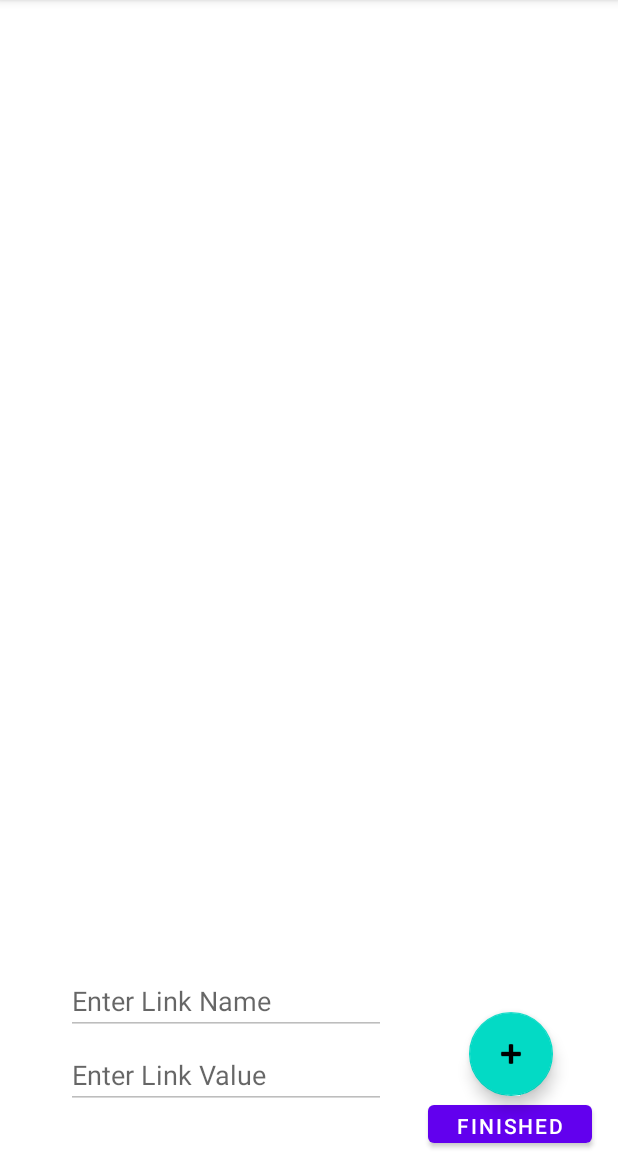
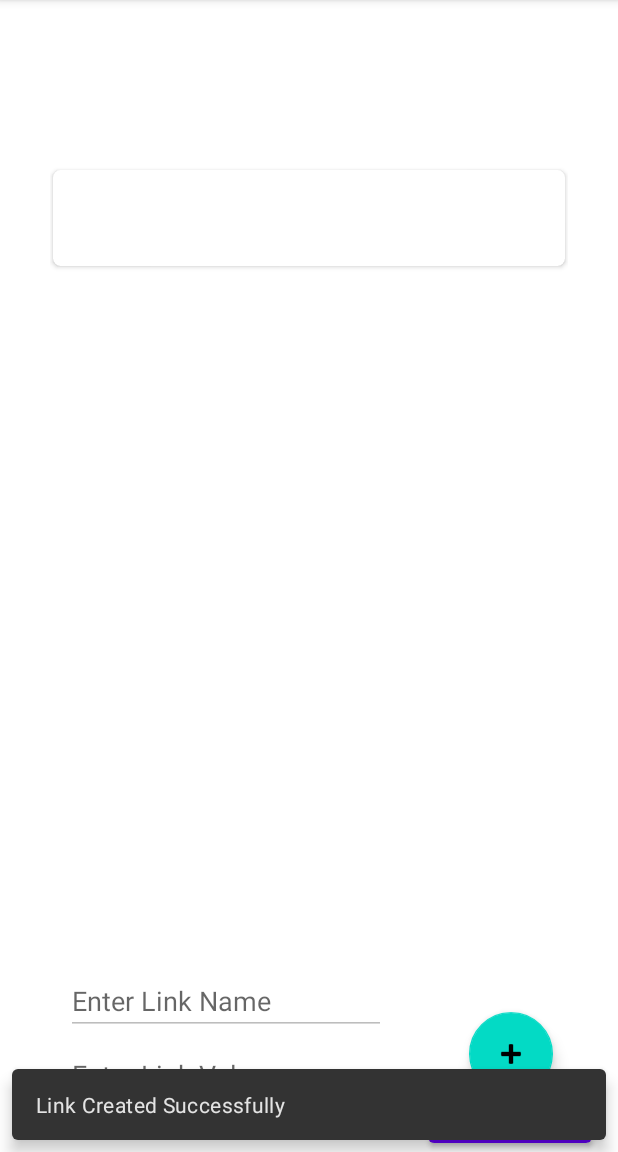
Before and after one commit to eshwaribhide/NUMAD22Sp_EshwariBhide, an Android app: the LinkCollectorActivity screen opened directly, with no data from a screen before it, after a tap on "FINISHED", on a phone screen of 412 x 824 dp, the part 84-1236 px from its top. Run offline under Robolectric (Android 15) with nearby library versions, the phone set to English and light mode, and no system bars; 1 other tap on this screen came first.

Commit message:
Adding snackbar

```diff
--- a/app/src/main/java/edu/neu/madcourse/numad22sp_eshwaribhide/LinkCollectorActivity.java
+++ b/app/src/main/java/edu/neu/madcourse/numad22sp_eshwaribhide/LinkCollectorActivity.java
@@ -14,6 +14,9 @@ import android.view.View;
 import android.webkit.URLUtil;
 import android.widget.EditText;
 import android.widget.Toast;
+
+import com.google.android.material.snackbar.BaseTransientBottomBar;
+import com.google.android.material.snackbar.Snackbar;
 
 import java.io.IOException;
 import java.net.HttpURLConnection;
@@ -179,29 +182,21 @@ public class LinkCollectorActivity extends AppCompatActivity {
 
         String httpUrlValue = urlValue;
 
-//        if (!(httpUrlValue.startsWith("http://")) || (httpUrlValue.startsWith("https://"))) {
-//            if (httpUrlValue.startsWith("www.")) {
-//                httpUrlValue = "http://" + urlValue;
-//            }
-//            else {
-//                httpUrlValue = "http://www." + urlValue;
-//            }
-//
-//        }
-
-
-
-        if (URLUtil.isValidUrl(urlValue)) {
-            Toast toast = Toast.makeText(LinkCollectorActivity.this, "hi", Toast.LENGTH_SHORT);
-            toast.show();
-        }
-
-        else {
-            Toast toast2 = Toast.makeText(LinkCollectorActivity.this, "hello", Toast.LENGTH_SHORT);
-            toast2.show();
+        if (!(httpUrlValue.startsWith("http://")) || (httpUrlValue.startsWith("https://"))) {
+            if (httpUrlValue.startsWith("www.")) {
+                httpUrlValue = "http://" + urlValue;
+            }
+            else {
+                httpUrlValue = "http://www." + urlValue;
+            }
 
         }
 
+        addItem(editLinkName.getText().toString(),  urlValue,  httpUrlValue);
+
+        Snackbar sb = Snackbar.make(view, "Link Created Successfully", BaseTransientBottomBar.LENGTH_LONG);
+
+        sb.show();
 
         editLinkName.getText().clear();
         editLinkValue.getText().clear();
@@ -212,9 +207,8 @@ public class LinkCollectorActivity extends AppCompatActivity {
         editLinkName.setEnabled(false);
         editLinkValue.setEnabled(false);
 
-//        Intent i = new Intent(Intent.ACTION_VIEW);
-//        i.setData(Uri.parse("http://google.com"));
-//        LinkCollectorActivity.this.startActivity(i);
+
+
 
     }
 
```
